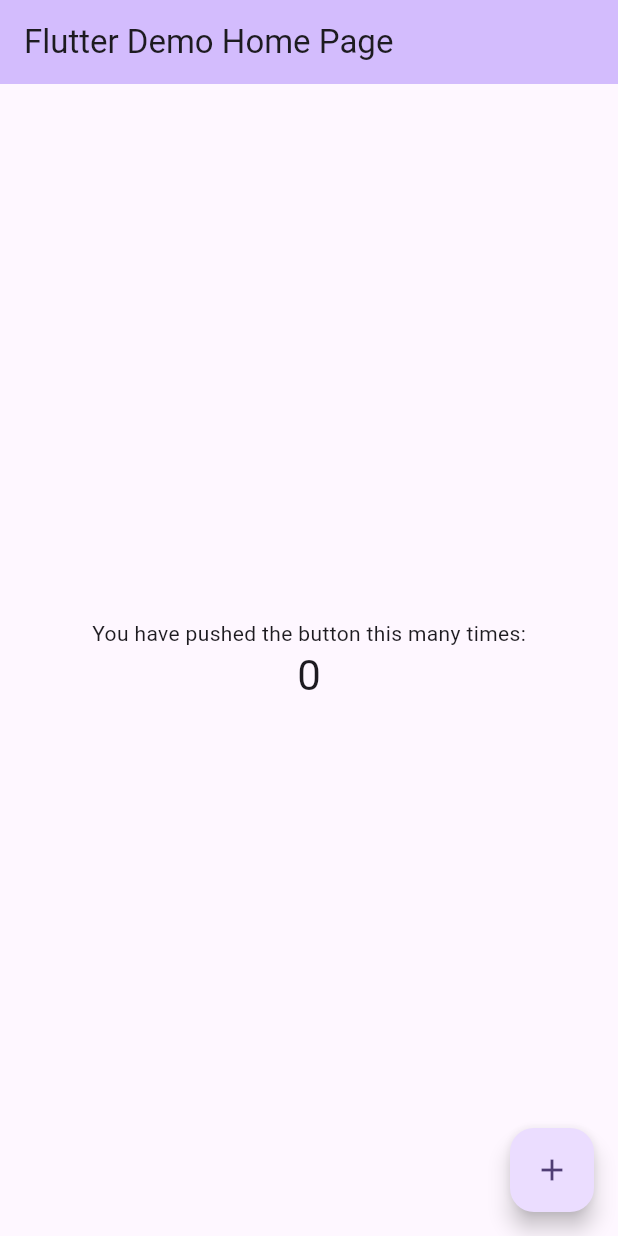
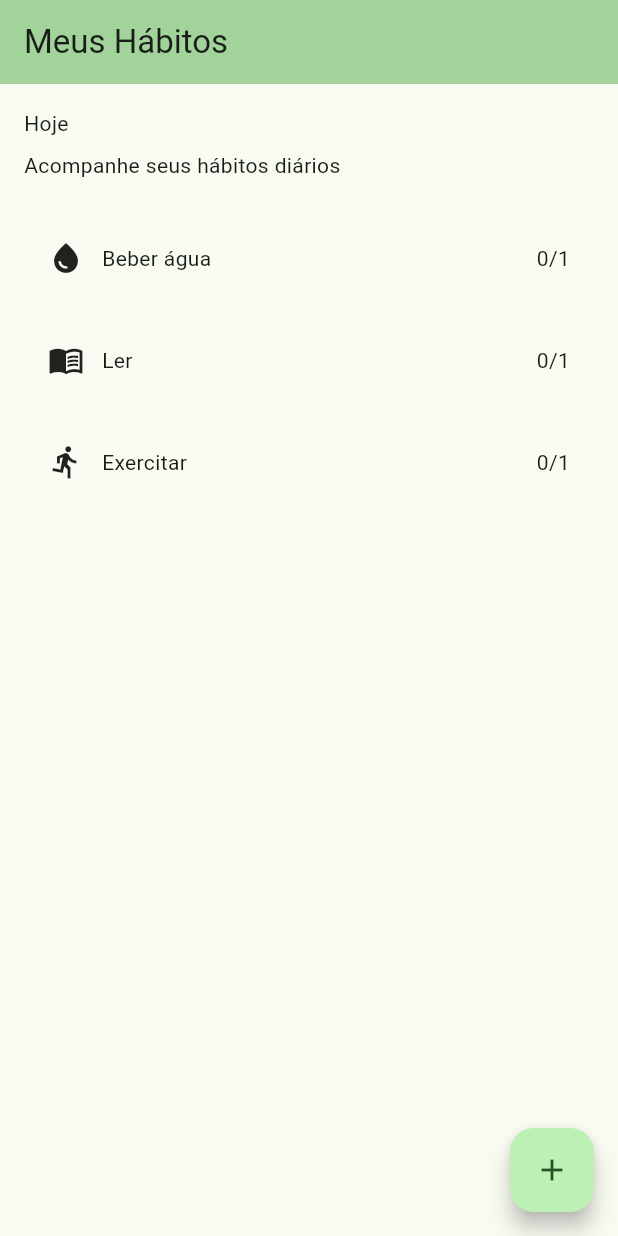
Before and after one commit to laianapinho/rastreador_habitos, a Flutter app: the screen it shows after launch, on a phone screen of 412 x 824 dp. Run offline on Flutter 3.47's test engine with Material 3 defaults, Android fonts, the phone set to English and light mode, and no system bars.

Commit message:
feat: monta layout inicial de habitos

```diff
--- a/lib/main.dart
+++ b/lib/main.dart
@@ -11,7 +11,7 @@ class MyApp extends StatelessWidget {
   @override
   Widget build(BuildContext context) {
     return MaterialApp(
-      title: 'Flutter Demo',
+      title: 'Rastreador de Hábitos',
       theme: ThemeData(
         // This is the theme of your application.
         //
@@ -28,9 +28,9 @@ class MyApp extends StatelessWidget {
         //
         // This works for code too, not just values: Most code changes can be
         // tested with just a hot reload.
-        colorScheme: .fromSeed(seedColor: Colors.deepPurple),
+        colorScheme: ColorScheme.fromSeed(seedColor: Colors.green),
       ),
-      home: const MyHomePage(title: 'Flutter Demo Home Page'),
+      home: const MyHomePage(title: 'Meus Hábitos'),
     );
   }
 }
@@ -85,30 +85,53 @@ class _MyHomePageState extends State<MyHomePage> {
         // the App.build method, and use it to set our appbar title.
         title: Text(widget.title),
       ),
-      body: Center(
-        // Center is a layout widget. It takes a single child and positions it
-        // in the middle of the parent.
+      body: Padding(
+        padding: EdgeInsets.all(16),
         child: Column(
-          // Column is also a layout widget. It takes a list of children and
-          // arranges them vertically. By default, it sizes itself to fit its
-          // children horizontally, and tries to be as tall as its parent.
-          //
-          // Column has various properties to control how it sizes itself and
-          // how it positions its children. Here we use mainAxisAlignment to
-          // center the children vertically; the main axis here is the vertical
-          // axis because Columns are vertical (the cross axis would be
-          // horizontal).
-          //
-          // TRY THIS: Invoke "debug painting" (choose the "Toggle Debug Paint"
-          // action in the IDE, or press "p" in the console), to see the
-          // wireframe for each widget.
-          mainAxisAlignment: .center,
+          crossAxisAlignment: CrossAxisAlignment.start,
           children: [
-            const Text('You have pushed the button this many times:'),
-            Text(
-              '$_counter',
-              style: Theme.of(context).textTheme.headlineMedium,
-            ),
+            Text('Hoje'),
+            SizedBox(height: 8),
+            Text('Acompanhe seus hábitos diários'),
+            SizedBox(height: 24),
+            Container(
+              padding: EdgeInsets.all(16),
+              child: Row(
+              children: [
+              Icon(Icons.water_drop),
+              SizedBox(width: 12),
+              Text('Beber água'),
+              Spacer(),
+              Text('0/1'),
+              ],
+              ),
+          ),
+            SizedBox(height: 12),
+            Container(
+              padding: EdgeInsets.all(16),
+              child: Row(
+              children: [
+              Icon(Icons.menu_book),
+              SizedBox(width: 12),
+              Text('Ler'),
+              Spacer(),
+              Text('0/1'),
+              ],
+              ),
+          ),
+            SizedBox(height: 12),
+            Container(
+              padding: EdgeInsets.all(16),
+              child: Row(
+              children: [
+              Icon(Icons.directions_run),
+              SizedBox(width: 12),
+              Text('Exercitar'),
+              Spacer(),
+              Text('0/1'),
+              ],
+              ),
+          ),
           ],
         ),
       ),
```
